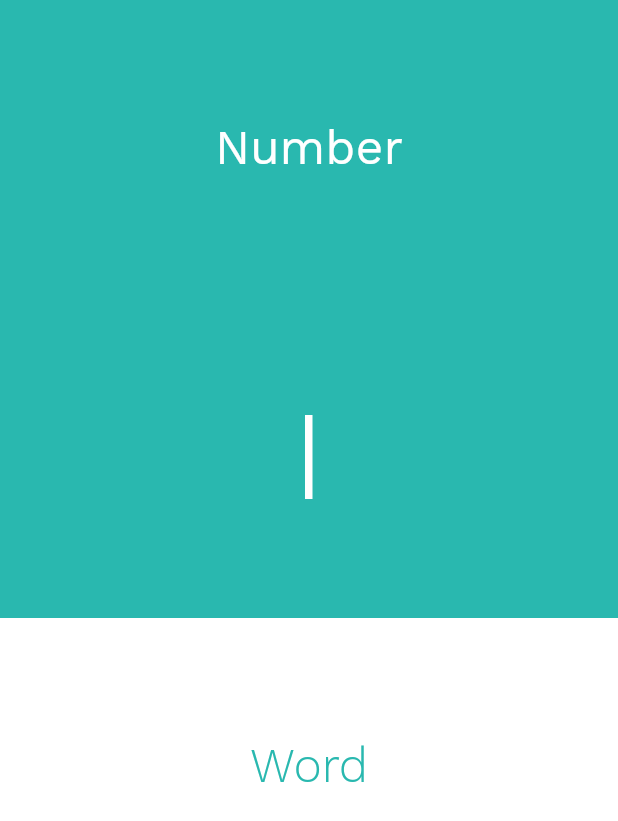
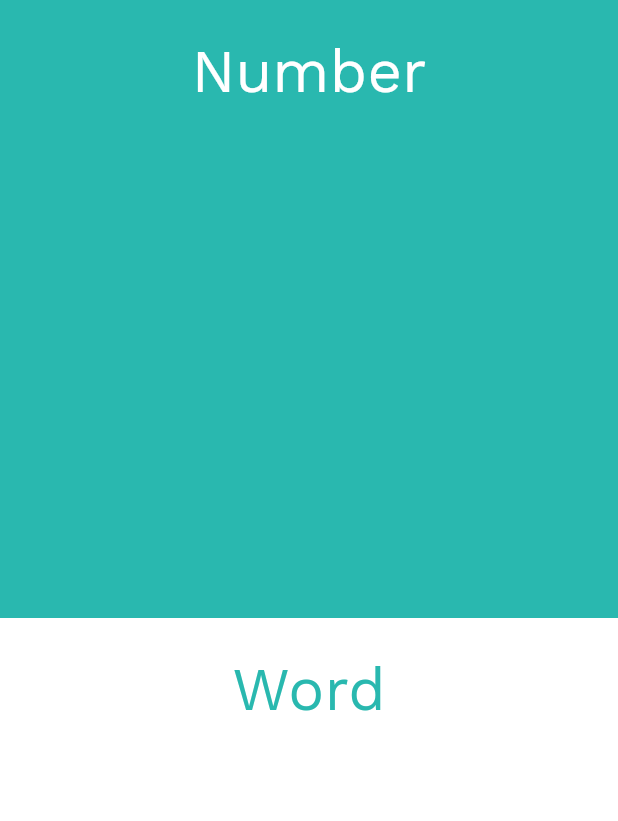
Before and after one commit to SeanErvinson/NumbersToWords, a Flutter app: the screen it shows after launch, on a phone screen of 412 x 824 dp. Shown: the top 821 px of the screen. Run offline on Flutter 3.47's test engine with Material 2 defaults, Android fonts, the phone set to English and light mode, and no system bars; our stand-ins replace auto_size_text.

```diff
--- a/lib/main.dart
+++ b/lib/main.dart
@@ -1,6 +1,10 @@
 import 'package:flutter/material.dart';
+import 'package:flutter/services.dart';
+import 'package:nuwo/utils/conversion.dart';
 import 'package:nuwo/values/colors.dart';
 import 'package:nuwo/values/strings.dart';
+
+import 'package:auto_size_text/auto_size_text.dart';
 
 void main() => runApp(NuWoApp());
 
@@ -27,64 +31,45 @@ class MainPage extends StatefulWidget {
   _MainPageState createState() => _MainPageState();
 }
 
+class BaseHeader extends StatelessWidget {
+  final color;
+  final title;
+
+  const BaseHeader({Key key, this.color, this.title}) : super(key: key);
+
+  @override
+  Widget build(BuildContext context) {
+    return Container(
+      child: Text(
+        title,
+        textAlign: TextAlign.center,
+        style: TextStyle(
+          color: color,
+          fontSize: 40,
+          fontWeight: FontWeight.w400,
+        ),
+      ),
+    );
+  }
+}
+
 class _MainPageState extends State<MainPage> {
   final _numberController = TextEditingController();
   String resultWord = '';
 
   setWordText(String content) {
     setState(() {
-      resultWord = content;
+      if (content.length > 19)
+        resultWord = Strings.numberErrorOutput;
+      else
+        resultWord = Conversion.parseWord(content);
     });
   }
 
-  Widget genericHeader(String title) {
-    return Container(
-      child: Text(
-        title,
-        textAlign: TextAlign.center,
-        style: headerTextStlye(),
-      ),
-    );
-  }
-
-  Widget darkGenericHeader(String title) {
-    return Container(
-      child: Text(
-        title,
-        textAlign: TextAlign.center,
-        style: darkHeaderTextStlye(),
-      ),
-    );
-  }
-
-  TextStyle headerTextStlye() {
-    return TextStyle(
-      color: Colors.white,
-      fontSize: 32,
-      fontWeight: FontWeight.w400,
-    );
-  }
-
-  TextStyle darkHeaderTextStlye() {
-    return TextStyle(
-      color: LightGreen,
-      fontSize: 32,
-      fontWeight: FontWeight.w300,
-    );
-  }
-
-  TextStyle darkInputTextStyle() {
+  TextStyle inputTextStyle(color) {
     return TextStyle(
       fontWeight: FontWeight.w700,
-      color: LightGreen,
-      fontSize: 48,
-    );
-  }
-
-  TextStyle inputTextStyle() {
-    return TextStyle(
-      fontWeight: FontWeight.w700,
-      color: Colors.white,
+      color: color,
       fontSize: 48,
     );
   }
@@ -93,31 +78,59 @@ class _MainPageState extends State<MainPage> {
   Widget build(BuildContext context) {
     return Scaffold(
       drawer: Drawer(
-        child: Text("Gello"),
+          child: ListView(
+        children: <Widget>[
+          Container(
+            height: 96.0,
+            child: DrawerHeader(
+              child: Text("Hello"),
             ),
+          ),
+          ListTile(
+            title: Text("About Me"),
+            leading: Icon(Icons.person),
+          ),
+          ListTile(
+            title: Text("Cheque Mode"),
+            trailing: Switch(
+              value: false, onChanged: (bool value) {print(value);},
+            ),
+          )
+        ],
+      )),
       body: SafeArea(
+        child: Container(
           child: Column(
             mainAxisAlignment: MainAxisAlignment.spaceEvenly,
             children: <Widget>[
               Expanded(
                 child: Container(
+                  padding: EdgeInsets.symmetric(horizontal: 48, vertical: 24),
                   child: Column(
-                  mainAxisAlignment: MainAxisAlignment.spaceAround,
+                    crossAxisAlignment: CrossAxisAlignment.stretch,
                     children: <Widget>[
-                    genericHeader(Strings.headerNumber),
-                    TextField(
-                      style: inputTextStyle(),
+                      BaseHeader(
+                          color: Colors.white, title: Strings.headerNumber),
+                      Expanded(
+                        child: Center(
+                          child: TextField(
+                            style: inputTextStyle(Colors.white),
                             controller: _numberController,
                             textAlign: TextAlign.center,
+                            maxLines: 2,
                             onChanged: (content) {
                               setWordText(content);
                             },
+                            inputFormatters: <TextInputFormatter>[
+                              WhitelistingTextInputFormatter.digitsOnly
+                            ],
                             cursorColor: Colors.white,
-                      keyboardType: TextInputType.numberWithOptions(
-                          signed: true, decimal: true),
-                      decoration: InputDecoration.collapsed(),
-                      autofocus: true,
+                            keyboardType: TextInputType.number,
+                            decoration:
+                                InputDecoration.collapsed(hintText: null),
                             cursorWidth: 5,
+                          ),
+                        ),
                       ),
                     ],
                   ),
@@ -126,22 +139,32 @@ class _MainPageState extends State<MainPage> {
               ),
               Expanded(
                 child: Container(
+                  padding: EdgeInsets.symmetric(horizontal: 32, vertical: 24),
                   child: Column(
-                  mainAxisAlignment: MainAxisAlignment.spaceAround,
+                    crossAxisAlignment: CrossAxisAlignment.stretch,
                     children: <Widget>[
-                    darkGenericHeader(Strings.headerWord),
-                    Text(
+                      BaseHeader(color: LightGreen, title: Strings.headerWord),
+                      Expanded(
+                        child: Center(
+                          child: AutoSizeText(
                             resultWord,
+                            style: inputTextStyle(LightGreen),
+                            minFontSize: 16.0,
+                            maxLines: 5,
+                            overflow: TextOverflow.ellipsis,
                             textAlign: TextAlign.center,
-                      style: darkInputTextStyle(),
+                          ),
+                        ),
+                      ),
+                    ],
+                  ),
+                  color: Colors.white,
+                ),
               ),
             ],
           ),
         ),
       ),
-          ],
-        ),
-      ),
     );
   }
 }
```
Lines whose indentation alone changed are shown as unchanged.
